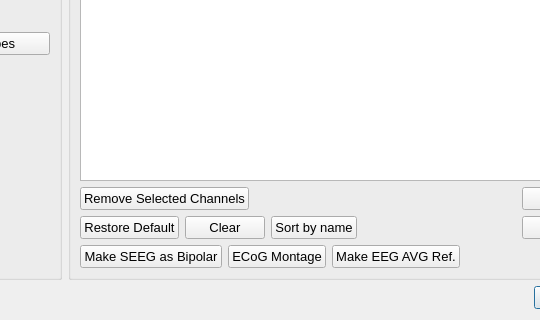
Above: src/AnyWave/Montage/AwMontageDial.ui from HIP-infrastructure/anywave-code before the change; both pictures show x 404 to 944 and y 491 to 811 of the 1115 by 811 pixel window. Below: the same form after it.
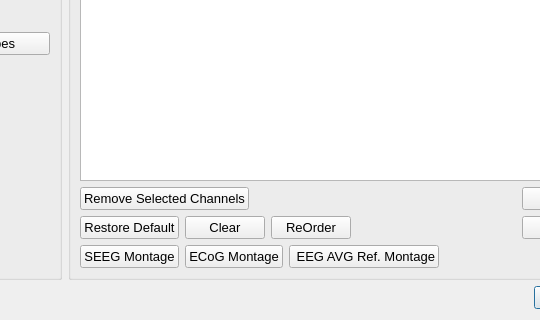
That is the form after the change. Icons and pictures are not drawn. Custom widgets are drawn as their Qt base class.

```diff
--- a/src/AnyWave/Montage/AwMontageDial.ui
+++ b/src/AnyWave/Montage/AwMontageDial.ui
@@ -440,7 +440,7 @@
           <item>
            <widget class="QPushButton" name="buttonSortName">
             <property name="text">
-             <string>Sort by name</string>
+             <string>ReOrder</string>
             </property>
            </widget>
           </item>
@@ -517,7 +517,7 @@
              <string>Click to reset the current montage and to build a SEEG bipolar one</string>
             </property>
             <property name="text">
-             <string>Make SEEG as Bipolar</string>
+             <string>SEEG Montage</string>
             </property>
            </widget>
           </item>
@@ -537,7 +537,7 @@
              </sizepolicy>
             </property>
             <property name="text">
-             <string>Make EEG AVG Ref.</string>
+             <string> EEG AVG Ref. Montage</string>
             </property>
            </widget>
           </item>
```
Left out of the diff: 2 changed lines with no effect on the pictures.
